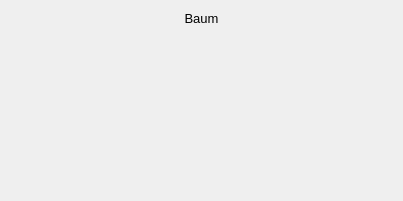
First picture: the form in src/practice/practice_widget_multiplechoice.ui, repository KDE/parley, before the edit.
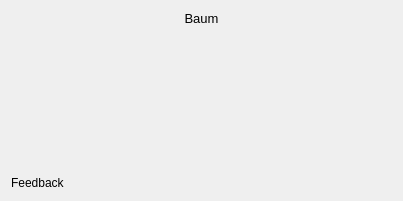
Second picture: the form after the edit.

Commit message: add hint to multiple choice practice that disables wrong options one by one

Patch:
```diff
--- a/src/practice/practice_widget_multiplechoice.ui
+++ b/src/practice/practice_widget_multiplechoice.ui
@@ -45,6 +45,13 @@
      </property>
     </spacer>
    </item>
+   <item>
+    <widget class="QLabel" name="feedbackLabel">
+     <property name="text">
+      <string>Feedback</string>
+     </property>
+    </widget>
+   </item>
   </layout>
  </widget>
  <resources/>
```
The commit also changes 4 other files.
